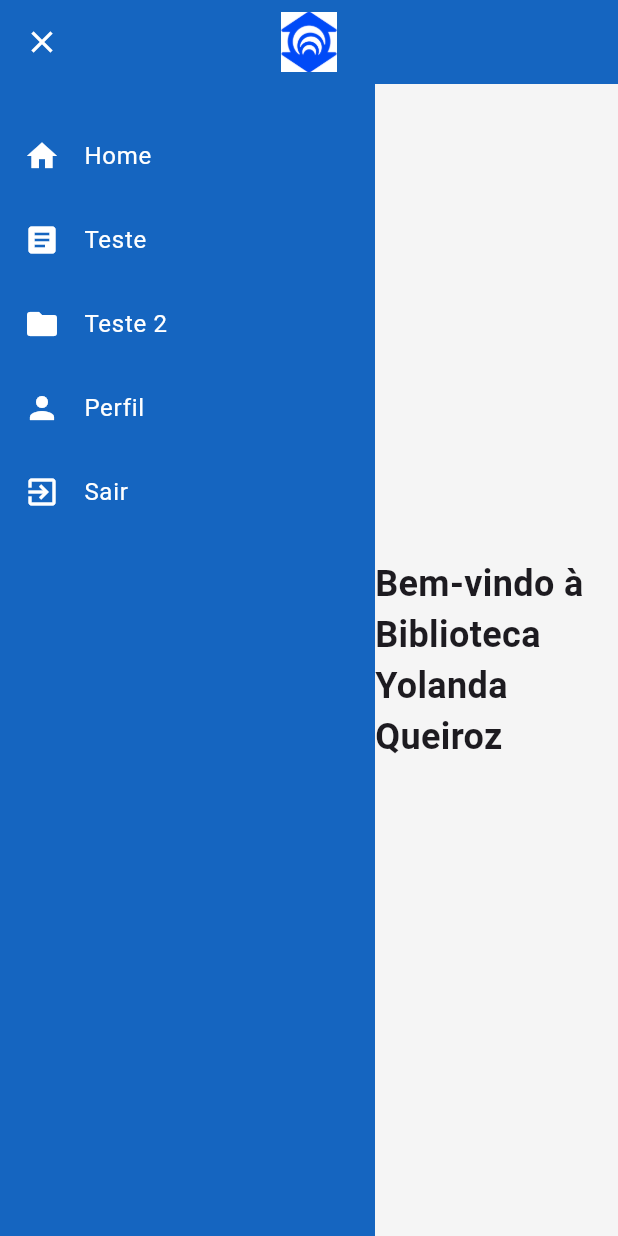
After one commit to feliperegoc/desenv-mobile-front, a Flutter app: the HomeScreen screen opened directly, after a tap on the "menu" icon, on a phone screen of 412 x 824 dp. The commit adds this screen. Run offline on Flutter 3.47's test engine with Material 3 defaults, Android fonts, the phone set to English and light mode, and no system bars.

Commit message:
home_screen

```diff
--- /dev/null
+++ b/lib/screens/home_screen.dart
@@ -0,0 +1,79 @@
+import 'package:flutter/material.dart';
+
+class HomeScreen extends StatefulWidget {
+  const HomeScreen({Key? key}) : super(key: key);
+
+  @override
+  _HomeScreenState createState() => _HomeScreenState();
+}
+
+class _HomeScreenState extends State<HomeScreen> {
+  bool _isSidebarOpen = false;
+
+  void _toggleSidebar() {
+    setState(() {
+      _isSidebarOpen = !_isSidebarOpen;
+    });
+  }
+
+  @override
+  Widget build(BuildContext context) {
+    return Scaffold(
+      backgroundColor: Colors.grey[100], // Cor de fundo cinza claro
+      appBar: AppBar(
+        backgroundColor: Colors.blue[800], // Cor da AppBar azul
+        leading: IconButton(
+          icon: Icon(_isSidebarOpen ? Icons.close : Icons.menu),
+          onPressed: _toggleSidebar,
+          color: Colors.white, // Cor do ícone branco para melhor contraste
+        ),
+        title: Image.asset(
+          'assets/logo_unifor.png',
+          height: 40,
+        ),
+        centerTitle: true,
+      ),
+      body: Row(
+        children: [
+          if (_isSidebarOpen)
+            Container(
+              width: 250,
+              color: Colors.blue[800],
+              child: Column(
+                children: [
+                  const SizedBox(height: 20),
+                  _buildSidebarButton('Home', Icons.home),
+                  _buildSidebarButton('Teste', Icons.article),
+                  _buildSidebarButton('Teste 2', Icons.folder),
+                  _buildSidebarButton('Perfil', Icons.person),
+                  _buildSidebarButton('Sair', Icons.exit_to_app),
+                ],
+              ),
+            ),
+          Expanded(
+            child: Center(
+              child: Text(
+                'Bem-vindo à Biblioteca Yolanda Queiroz',
+                style: TextStyle(fontSize: 24, fontWeight: FontWeight.bold),
+              ),
+            ),
+          ),
+        ],
+      ),
+    );
+  }
+
+  Widget _buildSidebarButton(String label, IconData icon) {
+    return ListTile(
+      leading: Icon(icon, color: Colors.white),
+      title: Text(
+        label,
+        style: TextStyle(color: Colors.white),
+      ),
+      onTap: () {
+        // Implementar a navegação para as telas correspondentes
+        print('Clicou em $label');
+      },
+    );
+  }
+}
--- a/lib/screens/login_screen.dart
+++ b/lib/screens/login_screen.dart
@@ -4,6 +4,7 @@ import 'dart:convert';
 import '../services/auth_service.dart';
 import 'cadastro_screen.dart';
 import 'recuperar_senha_screen.dart';
+import 'home_screen.dart'; // Nova importação
 
 class LoginScreen extends StatefulWidget {
   const LoginScreen({Key? key}) : super(key: key);
@@ -24,20 +25,9 @@ class _LoginScreenState extends State<LoginScreen> {
 
       if (response.statusCode == 200) {
         var data = jsonDecode(response.body);
-        // Exibir tela de "login efetuado com sucesso"
-        showDialog(
-          context: context,
-          builder: (context) => AlertDialog(
-            title: const Text('Sucesso'),
-            content:
-                Text('Login efetuado com sucesso. Bem-vindo, ${data['nome']}!'),
-            actions: [
-              TextButton(
-                onPressed: () => Navigator.of(context).pop(),
-                child: const Text('OK'),
-              ),
-            ],
-          ),
+        // Navegar para a tela inicial após o login bem-sucedido
+        Navigator.of(context).pushReplacement(
+          MaterialPageRoute(builder: (context) => const HomeScreen()),
         );
       } else if (response.statusCode == 404) {
         // Exibir tela de "Email não cadastrado"
@@ -118,7 +108,7 @@ class _LoginScreenState extends State<LoginScreen> {
             children: <Widget>[
               const SizedBox(height: 50),
               Image.asset(
-                'assets/logo_unifor.png', // Certifique-se de adicionar o logo em seus assets
+                'assets/logo_unifor.png',
                 height: 120,
               ),
               const SizedBox(height: 20),
```
